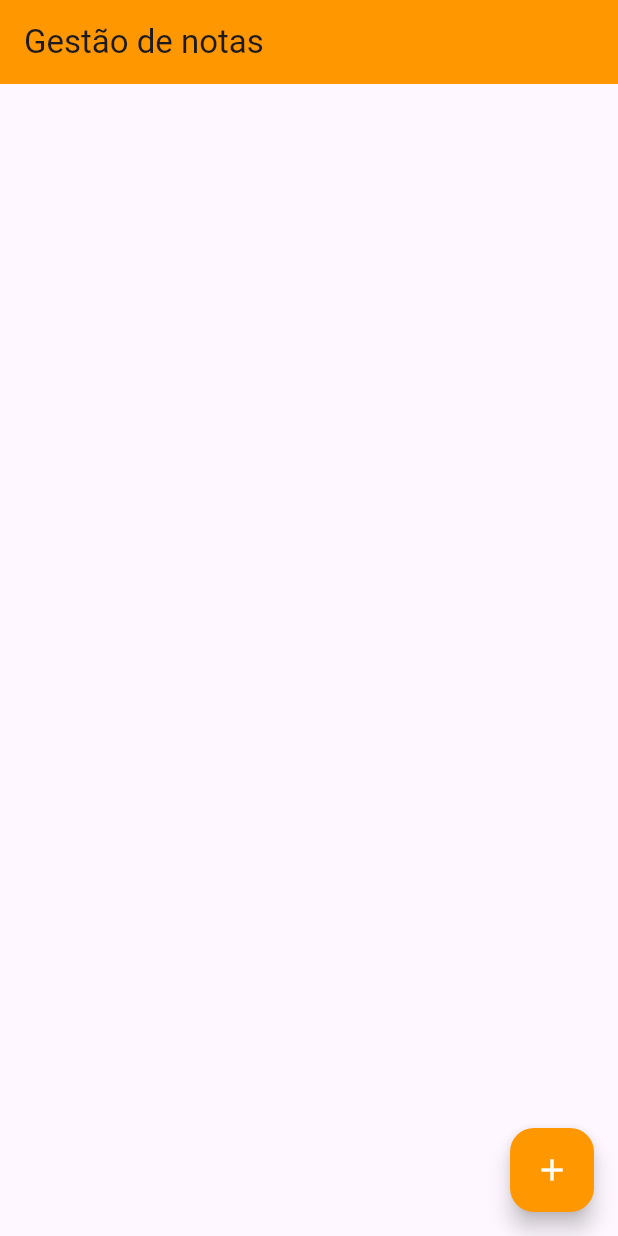
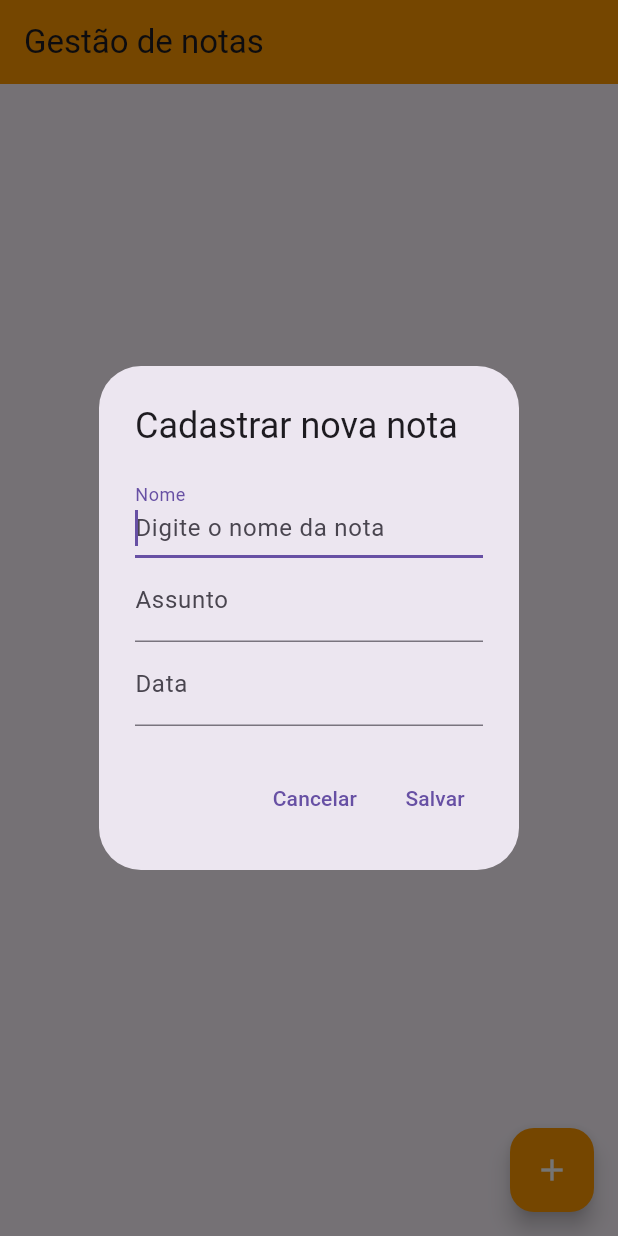
Before and after one commit to Raj-CoderBin/Glifus, a Flutter app: the screen it shows after launch, after a tap on the "add" icon, on a phone screen of 412 x 824 dp. Run offline on Flutter 3.47's test engine with Material 3 defaults, Android fonts, the phone set to English and light mode, and no system bars.

Commit message:
Criando janela para Salvar nota

```diff
--- a/lib/home.dart
+++ b/lib/home.dart
@@ -8,6 +8,59 @@ class Home extends StatefulWidget {
 }
 
 class _HomeState extends State<Home> {
+  TextEditingController txtnome = TextEditingController();
+  TextEditingController txtassunto = TextEditingController();
+  TextEditingController txtdata = TextEditingController();
+
+  void exibirteladecadastro() {
+    showDialog(
+      context: context,
+      builder: (context) {
+        return AlertDialog(
+          title: Text('Cadastrar nova nota'),
+          content: Column(
+            mainAxisSize: MainAxisSize.min,
+            children: [
+              TextField(
+                controller: txtnome,
+                autofocus: true,
+                decoration: InputDecoration(
+                  labelText: 'Nome',
+                  hintText: 'Digite o nome da nota',
+                ),
+              ),
+              TextField(
+                controller: txtassunto,
+                autofocus: true,
+                decoration: InputDecoration(
+                  labelText: 'Assunto',
+                  hintText: 'Digite o assunto',
+                ),
+              ),
+              TextField(
+                controller: txtdata,
+                autofocus: true,
+                decoration: InputDecoration(
+                  labelText: 'Data',
+                  hintText: 'Digite a data',
+                ),
+              ),
+            ],
+          ),
+          actions: <Widget>[
+            TextButton(
+              onPressed: () {
+                Navigator.pop(context);
+              },
+              child: Text('Cancelar'),
+            ),
+            TextButton(onPressed: () {}, child: Text('Salvar')),
+          ],
+        );
+      },
+    );
+  }
+
   @override
   Widget build(BuildContext context) {
     return Scaffold(
@@ -17,7 +70,9 @@ class _HomeState extends State<Home> {
       ),
       body: Container(),
       floatingActionButton: FloatingActionButton(
-        onPressed: () {},
+        onPressed: () {
+          exibirteladecadastro();
+        },
         backgroundColor: Colors.orange,
         foregroundColor: Colors.white,
         child: Icon(Icons.add),
```
